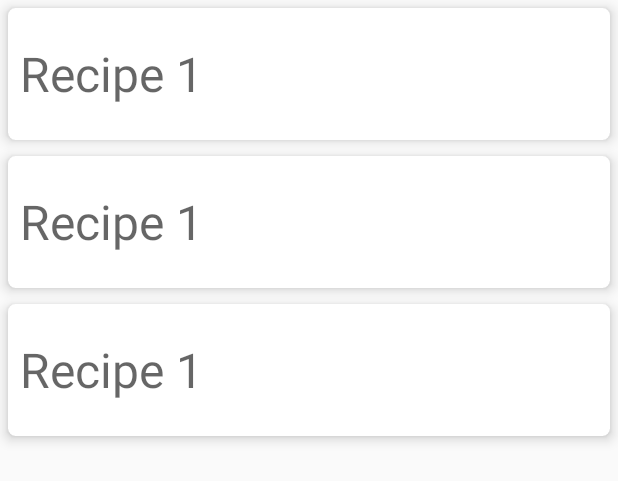
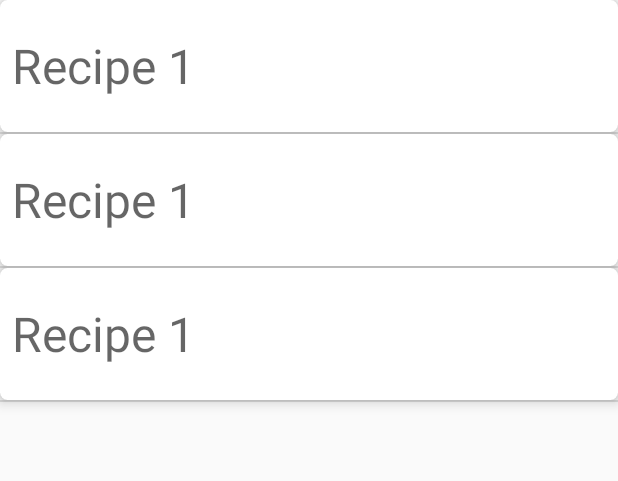
Before and after one commit to azzumw/TheBakingAppProject, an Android app: the layout fragment_master_list.xml on its own in the app's theme, with its tools: preview values and no code run, on a phone screen of 412 x 824 dp. Shown: the top 481 px of the screen. Run offline under Robolectric (Android 15) with nearby library versions, the phone set to English and light mode, and no system bars.

Commit message:
ListView implemented replaced existing recyclerview for middle layer

```diff
--- a/app/src/main/java/com/example/macintosh/thebakingappproject/RecipeDetailMasterListActivity.java
+++ b/app/src/main/java/com/example/macintosh/thebakingappproject/RecipeDetailMasterListActivity.java
@@ -1,18 +1,20 @@
 package com.example.macintosh.thebakingappproject;
 
 import android.content.Intent;
+import android.nfc.NfcAdapter;
 import android.support.v7.app.AppCompatActivity;
 import android.os.Bundle;
 import android.support.v7.widget.LinearLayoutManager;
 import android.support.v7.widget.RecyclerView;
 import android.util.Log;
+import android.widget.Toast;
 
 import com.example.macintosh.thebakingappproject.Models.Recipe;
 import com.example.macintosh.thebakingappproject.Models.Steps;
 
 import java.util.List;
 
-public class RecipeDetailMasterListActivity extends AppCompatActivity {
+public class RecipeDetailMasterListActivity extends AppCompatActivity{
 
     private Recipe recipe;
     @Override
@@ -30,4 +32,5 @@ public class RecipeDetailMasterListActivity extends AppCompatActivity {
 
     }
 
+
 }
--- a/app/src/main/res/layout/fragment_master_list.xml
+++ b/app/src/main/res/layout/fragment_master_list.xml
@@ -1,16 +1,10 @@
 <?xml version="1.0" encoding="utf-8"?>
-<LinearLayout
-    xmlns:android="http://schemas.android.com/apk/res/android"
-    xmlns:tools="http://schemas.android.com/tools"
-    android:orientation="vertical"
-    android:layout_height="match_parent"
-    android:layout_width="match_parent">
-    <android.support.v7.widget.RecyclerView
+
+    <ListView
         xmlns:android="http://schemas.android.com/apk/res/android"
         xmlns:tools="http://schemas.android.com/tools"
         android:layout_width="match_parent"
         android:layout_height="match_parent"
-        android:id="@+id/masterListRecycler"
+        android:id="@+id/masterListView"
         tools:listitem = "@layout/main_recipe_list_item">
-    </android.support.v7.widget.RecyclerView>
-</LinearLayout>
+    </ListView>
```
Also changed, not shown: app/src/main/AndroidManifest.xml (+8 -6 lines), app/src/main/java/com/example/macintosh/thebakingappproject/RecipeDetailMasterListAdapter.java (+31 -26 lines), app/src/main/java/com/example/macintosh/thebakingappproject/RecipeDetailMasterListFragment.java (+11 -5 lines).
